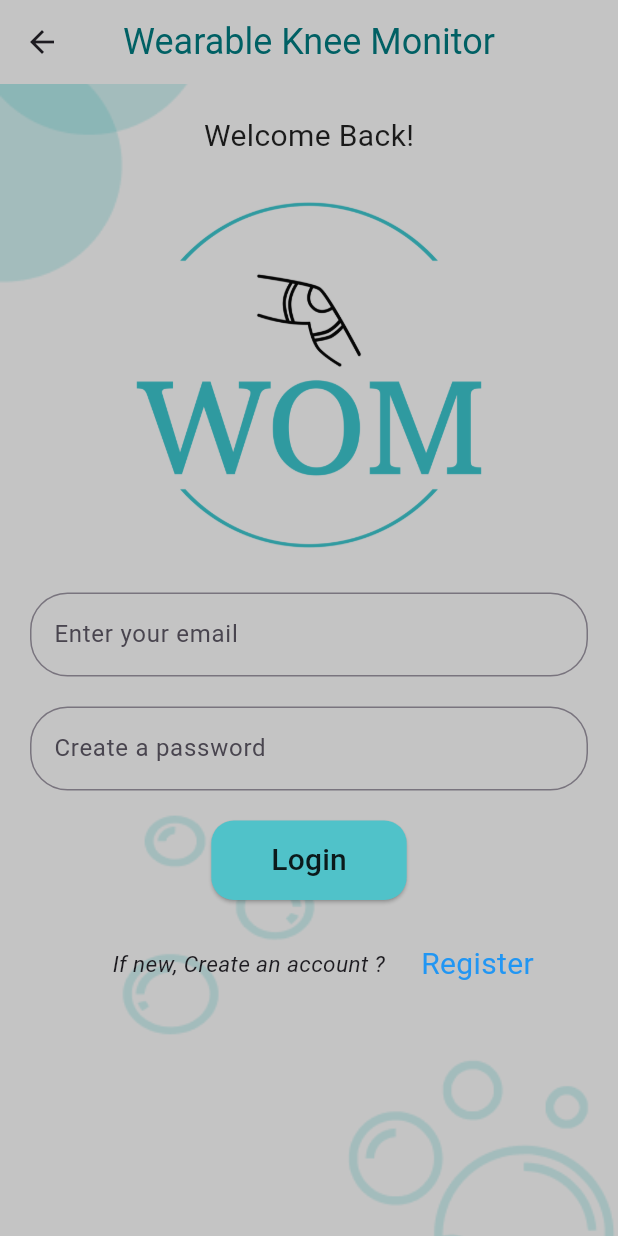
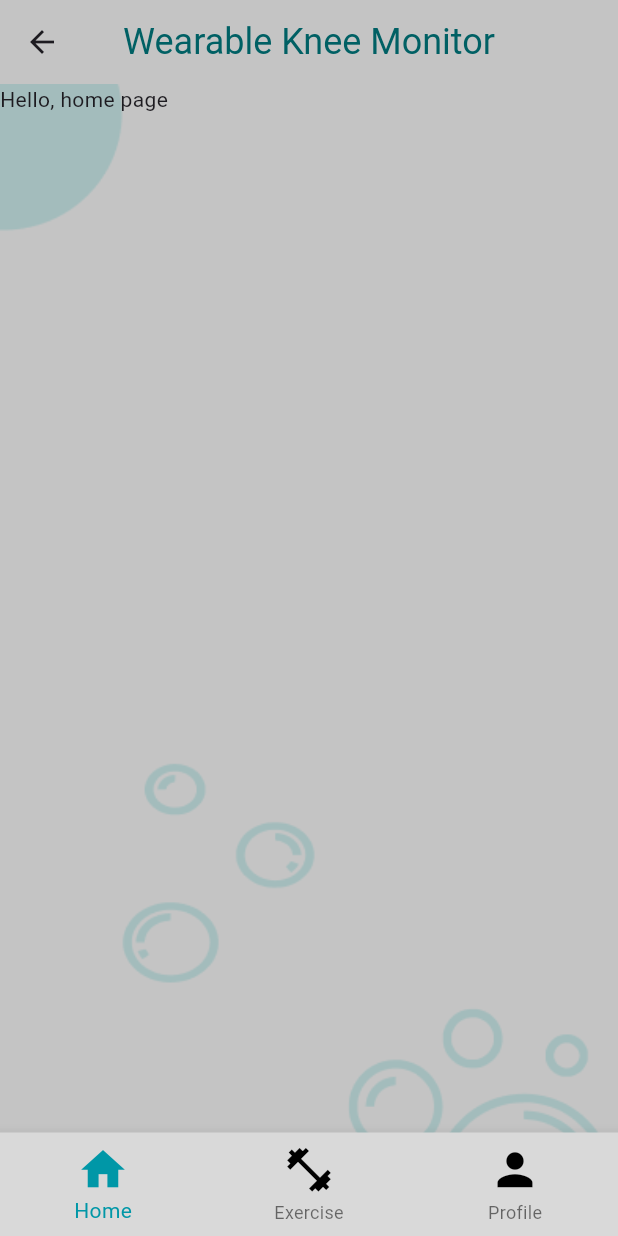
Before and after one commit to Aggrey-marvin/wom_app, a Flutter app: the Login screen opened by its route, after a tap on "Login", on a phone screen of 412 x 824 dp. Run offline on Flutter 3.47's test engine with Material 3 defaults, Android fonts, the phone set to English and light mode, and no system bars.

Commit message:
Exercise part 1
This includes exercise and the part of the view after login which include the bottom navigation bar.

```diff
--- a/wom_app/lib/main.dart
+++ b/wom_app/lib/main.dart
@@ -1,5 +1,12 @@
 import 'package:flutter/material.dart';
+import 'package:wom_app/pages/exercise_categories.dart';
+import 'package:wom_app/pages/exercises/advanced_exercise.dart';
+import 'package:wom_app/pages/exercises/beginner_exercise.dart';
+import 'package:wom_app/pages/exercises/intermediate_exercise.dart';
+import 'package:wom_app/pages/home_page.dart';
 import 'package:wom_app/pages/login.dart';
+import 'package:wom_app/pages/navigationView.dart';
+import 'package:wom_app/pages/profile_page.dart';
 import 'package:wom_app/pages/register.dart';
 
 void main() => runApp(MaterialApp(
@@ -7,6 +14,13 @@ void main() => runApp(MaterialApp(
   routes: {
     '/login': (context) => const Login(),
     '/register': (context) => const Register(),
+    'navigator_view' : (context) => const NavigatorView(),
+    '/home': (context) => const Home(),
+    '/profile' : (context) => const Profile(),
+    '/exercise_categories' : (context) => const ExerciseCategory(),
+    '/beginner' : (context) => const Beginner(),
+    '/intermediate' : (context) => const Intermediate(),
+    '/advanced' : (context) => const Advanced(),
 
   },
 ));
--- /dev/null
+++ b/wom_app/lib/pages/exercises/exercise_model.dart
@@ -0,0 +1,7 @@
+class Exercise{
+  String name;
+  String image;
+  String photo;
+
+  Exercise(this.name, this.image, this.photo);
+}
--- /dev/null
+++ b/wom_app/lib/pages/home_page.dart
@@ -0,0 +1,41 @@
+import 'package:flutter/material.dart';
+
+class Home extends StatefulWidget {
+  const Home({super.key});
+
+  @override
+  State<Home> createState() => _HomeState();
+}
+
+class _HomeState extends State<Home> {
+  @override
+  Widget build(BuildContext context) {
+
+    // Get the screen dimensions
+    double screenWidth = MediaQuery.of(context).size.width;
+    double screenHeight = MediaQuery.of(context).size.height;
+
+    // Create a background image that covers the entire screen
+    Widget background = SizedBox(
+      width: screenWidth,
+      height: screenHeight,
+      child: Image.asset(
+        'assets/images/backgroundShape.png',
+        fit: BoxFit.cover, // Use BoxFit.cover to ensure the image covers the entire screen
+      ),
+    );
+
+    Widget foreground = const Text(
+        'Hello, home page'
+    );
+
+    return Scaffold(
+      body: Stack(
+        children: [
+          background,
+          foreground,
+        ],
+      ),
+    );
+  }
+}
--- a/wom_app/lib/pages/login.dart
+++ b/wom_app/lib/pages/login.dart
@@ -1,4 +1,5 @@
 import 'package:flutter/material.dart';
+import 'package:wom_app/pages/navigationView.dart';
 
 class Login extends StatefulWidget {
   const Login({super.key});
@@ -70,7 +71,9 @@ class _LoginState extends State<Login> {
                 ),
                 const SizedBox(height: 20.0,),
                 ElevatedButton(
-                  onPressed: () {},
+                  onPressed: () {
+                    Navigator.of(context).push(MaterialPageRoute(builder: (context) => const NavigatorView()));
+                  },
                   style: ElevatedButton.styleFrom(
                     backgroundColor: const Color.fromRGBO(80, 194, 201, 1),
                     padding: const EdgeInsets.fromLTRB(40.0, 12.0, 40.0, 12.0),
--- /dev/null
+++ b/wom_app/lib/pages/navigationView.dart
@@ -0,0 +1,88 @@
+import 'package:flutter/material.dart';
+import 'package:wom_app/pages/home_page.dart';
+import 'package:wom_app/pages/profile_page.dart';
+
+import 'exercise_categories.dart';
+
+
+
+class NavigatorView extends StatefulWidget {
+  const NavigatorView({super.key});
+
+  @override
+  State<NavigatorView> createState() => _NavigatorViewState();
+}
+
+class _NavigatorViewState extends State<NavigatorView> {
+
+  PageController pageController = PageController();
+
+  static const List<Widget> _pages = <Widget> [
+    Home(),
+    ExerciseCategory(),
+    Profile(),
+  ];
+
+  int _selectedTab = 0;
+  _changePage(int index){
+    setState((){
+      _selectedTab = index;
+    });
+  }
+
+  void _onItemTap(int selectedItems){
+    pageController.jumpToPage(selectedItems);
+  }
+
+  @override
+  Widget build(BuildContext context) {
+    Widget foreground = PageView(
+      controller: pageController,
+      onPageChanged: _changePage,
+      children: _pages,
+    );
+
+    return Scaffold(
+      appBar: AppBar(
+        title: const Text("Wearable Knee Monitor"),
+        centerTitle: true,
+        elevation: 0.0,
+        backgroundColor: const Color.fromRGBO(196, 196, 196, 1),
+        titleTextStyle: TextStyle(
+          color: Colors.cyan[900],
+          fontSize: 24,
+        ),
+      ),
+      body: Stack(
+        children: [
+          foreground,
+        ],
+      ),
+      bottomNavigationBar: BottomNavigationBar(
+        onTap: _onItemTap,
+        currentIndex: _selectedTab,
+        selectedItemColor: Colors.cyan[700],
+        // unselectedItemColor: Colors.black,
+        backgroundColor: const Color.fromRGBO(217, 217, 217, 1),
+        iconSize: 35,
+        items: <BottomNavigationBarItem> [
+          BottomNavigationBarItem(
+              icon: Icon(Icons.home, color: _selectedTab == 0 ? Colors.cyan[700]:Colors.black,),
+              label: 'Home'
+          ),
+          BottomNavigationBarItem(
+            icon: Icon(Icons.fitness_center, color: _selectedTab == 1 ? Colors.cyan[700]:Colors.black,),
+            label: 'Exercise',
+
+          ),
+          BottomNavigationBarItem(
+              icon: Icon(Icons.person, color: _selectedTab == 2 ? Colors.cyan[700]:Colors.black,),
+              label: 'Profile'
+          ),
+        ],
+
+      ),
+    );
+  }
+
+}
```
Also changed, not shown: wom_app/lib/pages/exercise_categories.dart (+70 -0 lines), wom_app/lib/pages/exercises/advanced_exercise.dart (added, +49 -0 lines), wom_app/lib/pages/exercises/beginner_exercise.dart (added, +49 -0 lines), wom_app/lib/pages/exercises/exercise_card.dart (added, +67 -0 lines), wom_app/lib/pages/exercises/intermediate_exercise.dart (added, +49 -0 lines), wom_app/lib/pages/profile_page.dart (added, +39 -0 lines), 3 other files.
